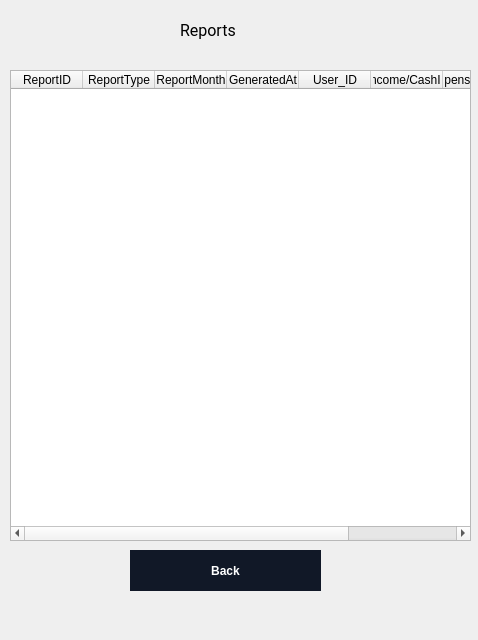
Old version of the form UIs/AdminViewReports.ui in the repository ahmedsilat44/Ledger.
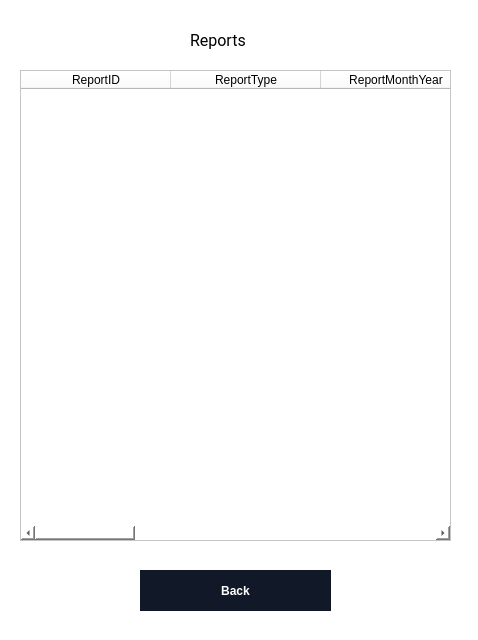
New version of the form.

The edit to the form file:
```diff
--- a/UIs/AdminViewReports.ui
+++ b/UIs/AdminViewReports.ui
@@ -14,17 +14,23 @@
    <string>MainWindow</string>
   </property>
   <widget class="QWidget" name="centralwidget">
+   <property name="styleSheet">
+    <string notr="true">background:white</string>
+   </property>
    <widget class="QTableWidget" name="tableWidget">
     <property name="geometry">
      <rect>
-      <x>10</x>
+      <x>20</x>
       <y>70</y>
-      <width>461</width>
+      <width>431</width>
       <height>471</height>
      </rect>
     </property>
     <attribute name="horizontalHeaderDefaultSectionSize">
-     <number>72</number>
+     <number>150</number>
+    </attribute>
+    <attribute name="horizontalHeaderMinimumSectionSize">
+     <number>50</number>
     </attribute>
     <attribute name="verticalHeaderDefaultSectionSize">
      <number>22</number>
@@ -41,7 +47,7 @@
     </column>
     <column>
      <property name="text">
-      <string>ReportMonth</string>
+      <string>ReportMonthYear</string>
      </property>
     </column>
     <column>
@@ -73,8 +79,8 @@
    <widget class="QLabel" name="label">
     <property name="geometry">
      <rect>
-      <x>180</x>
-      <y>10</y>
+      <x>190</x>
+      <y>20</y>
       <width>221</width>
       <height>41</height>
      </rect>
@@ -95,8 +101,8 @@
    <widget class="QPushButton" name="pushButton">
     <property name="geometry">
      <rect>
-      <x>130</x>
-      <y>550</y>
+      <x>140</x>
+      <y>570</y>
       <width>191</width>
       <height>41</height>
      </rect>
```
